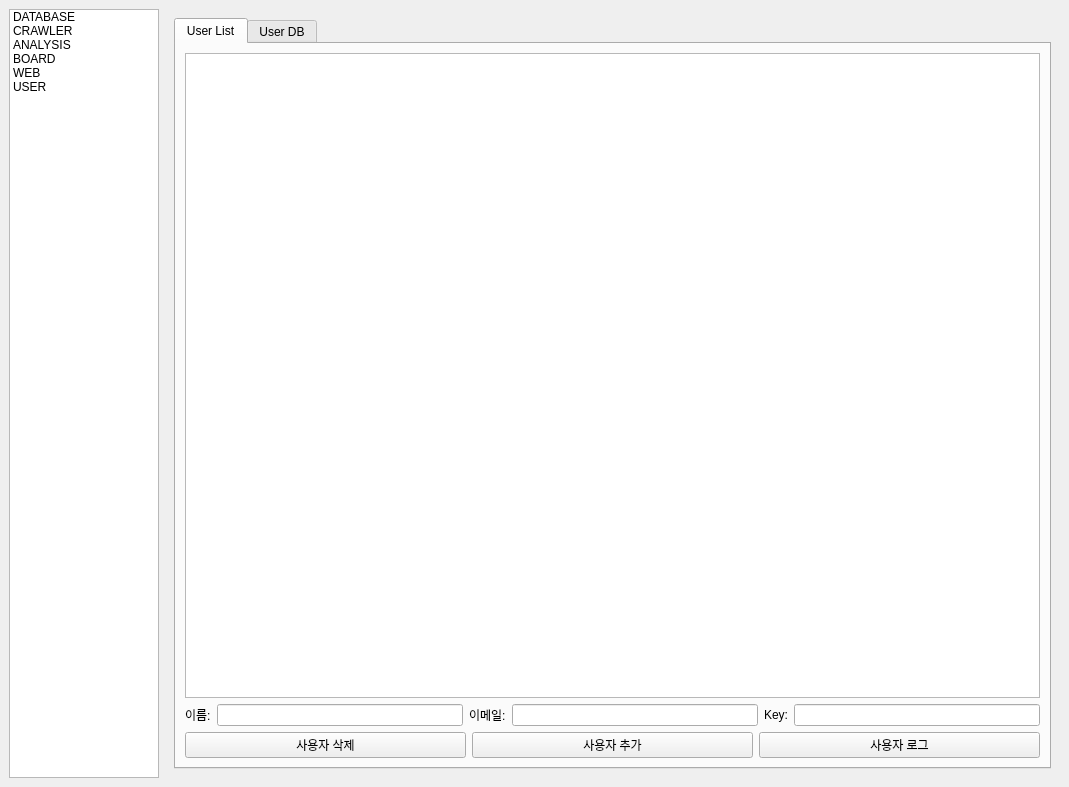
The window that MANAGER/BIGMACLAB_MANAGER_GUI.ui (yojun313/knpu) describes before a commit, drawn with Qt 5.
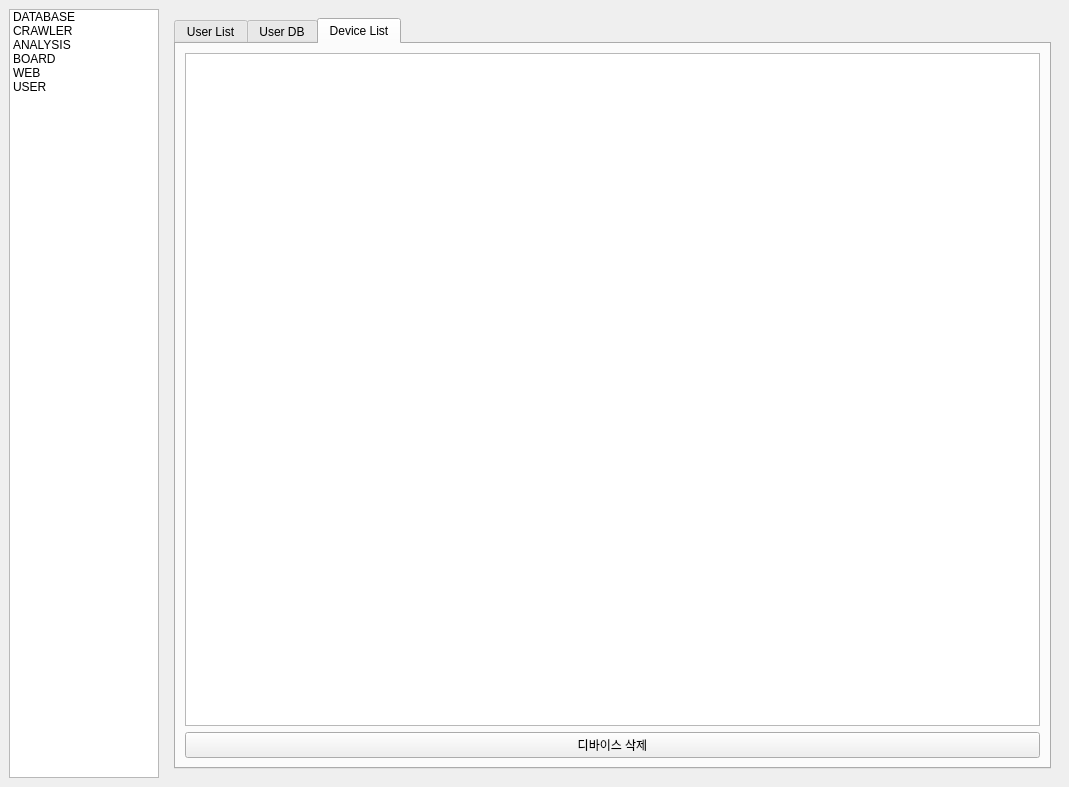
The same window after the commit. The open tabs and pages were chosen to show the change.

What changed in the file:
```diff
--- a/MANAGER/BIGMACLAB_MANAGER_GUI.ui
+++ b/MANAGER/BIGMACLAB_MANAGER_GUI.ui
@@ -459,7 +459,7 @@
        </layout>
       </widget>
       <widget class="QWidget" name="page_user">
-       <layout class="QVBoxLayout" name="verticalLayout_data_process">
+       <layout class="QVBoxLayout" name="verticalLayout_user">
         <item>
          <widget class="QTabWidget" name="tabWidget_user">
           <property name="tabPosition">
@@ -598,6 +598,27 @@
             </item>
            </layout>
           </widget>
+          <widget class="QWidget" name="tab_devicelist">
+           <attribute name="title">
+            <string>Device List</string>
+           </attribute>
+           <layout class="QVBoxLayout" name="verticalLayout">
+            <item>
+             <widget class="QTableWidget" name="device_tablewidget"/>
+            </item>
+            <item>
+             <layout class="QHBoxLayout" name="horizontalLayout">
+              <item>
+               <widget class="QPushButton" name="device_delete_button">
+                <property name="text">
+                 <string>디바이스 삭제</string>
+                </property>
+               </widget>
+              </item>
+             </layout>
+            </item>
+           </layout>
+          </widget>
          </widget>
         </item>
        </layout>
```
